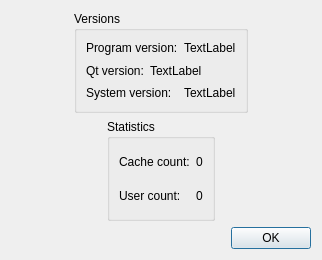
First picture: the form in forms/FrmAbout.ui, repository QGeocache/QGeocache, before the edit.
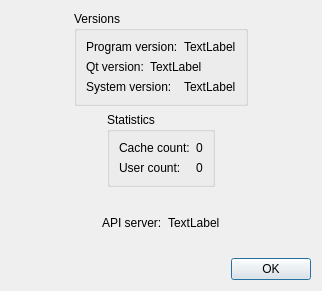
Second picture: the form after the edit.

Commit message: - display API Server

Patch:
```diff
--- a/forms/FrmAbout.ui
+++ b/forms/FrmAbout.ui
@@ -7,7 +7,7 @@
     <x>0</x>
     <y>0</y>
     <width>322</width>
-    <height>260</height>
+    <height>291</height>
    </rect>
   </property>
   <property name="windowTitle">
@@ -162,6 +162,54 @@
      </item>
     </layout>
    </item>
+   <item>
+    <layout class="QHBoxLayout" name="horizontalLayout_4">
+     <item>
+      <spacer name="horizontalSpacer_5">
+       <property name="orientation">
+        <enum>Qt::Horizontal</enum>
+       </property>
+       <property name="sizeHint" stdset="0">
+        <size>
+         <width>40</width>
+         <height>20</height>
+        </size>
+       </property>
+      </spacer>
+     </item>
+     <item>
+      <layout class="QHBoxLayout" name="horizontalLayout_3">
+       <item>
+        <widget class="QLabel" name="lblAPIServer">
+         <property name="text">
+          <string>API server:</string>
+         </property>
+        </widget>
+       </item>
+       <item>
+        <widget class="QLabel" name="txtAPIServer">
+         <property name="text">
+          <string>TextLabel</string>
+         </property>
+        </widget>
+       </item>
+      </layout>
+     </item>
+     <item>
+      <spacer name="horizontalSpacer_6">
+       <property name="orientation">
+        <enum>Qt::Horizontal</enum>
+       </property>
+       <property name="sizeHint" stdset="0">
+        <size>
+         <width>40</width>
+         <height>20</height>
+        </size>
+       </property>
+      </spacer>
+     </item>
+    </layout>
+   </item>
    <item>
     <widget class="QDialogButtonBox" name="buttonBox">
      <property name="orientation">
```
The commit also changes 3 other files.
